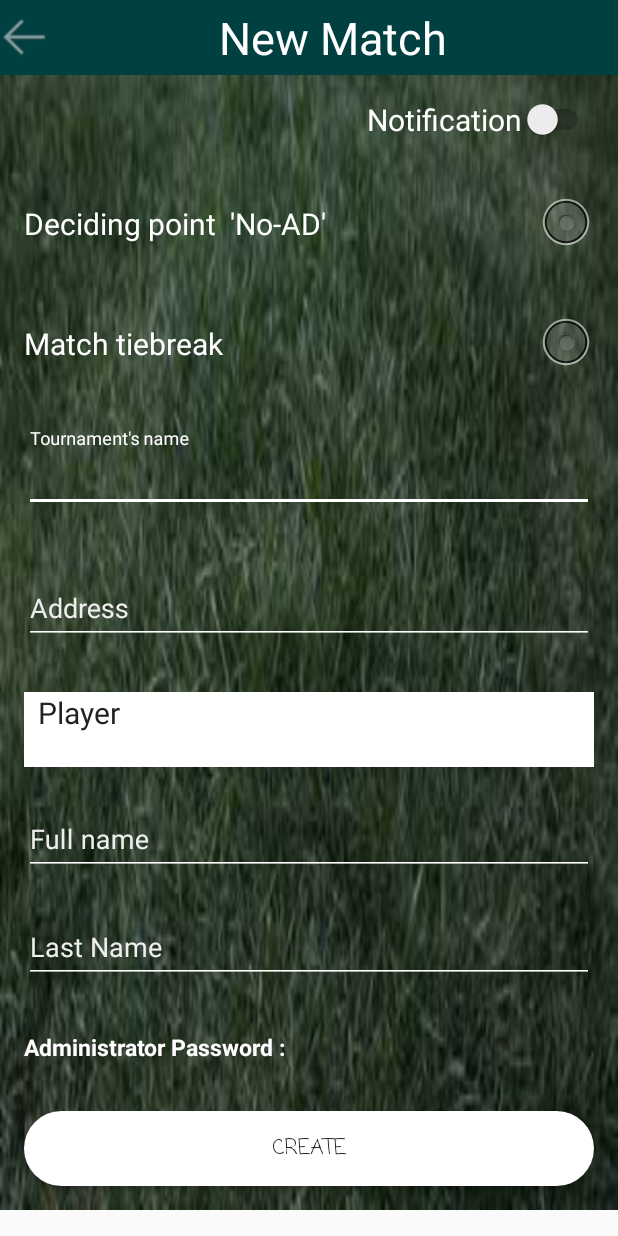
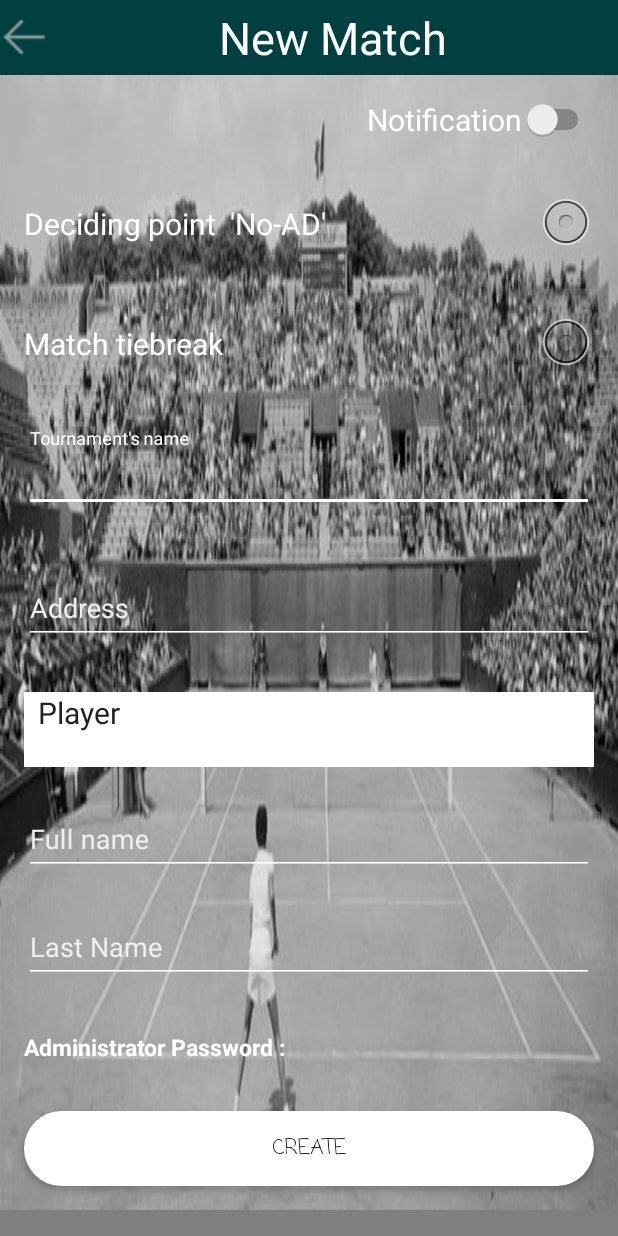
Before and after one commit to neha007/LTATLiveScore, an Android app: the LTATLogin screen opened directly, with no data from a screen before it, on a phone screen of 412 x 824 dp. Run offline under Robolectric (Android 15) with nearby library versions, the phone set to English and light mode, and no system bars.

Commit message:
working in create form

```diff
--- a/LTATTennisScore/app/src/main/java/tennisonline/ltat/com/ltattennisscore/ActivityContainer/Person.java
+++ b/LTATTennisScore/app/src/main/java/tennisonline/ltat/com/ltattennisscore/ActivityContainer/Person.java
@@ -10,4 +10,5 @@ public class Person implements Serializable {
 
 
 
+
 }
--- a/LTATTennisScore/app/src/main/res/layout/activity_ltatlogin.xml
+++ b/LTATTennisScore/app/src/main/res/layout/activity_ltatlogin.xml
@@ -2,10 +2,11 @@
 <ScrollView
     android:layout_width="match_parent"
     android:layout_height="match_parent"
+    android:background="@drawable/back_button"
     xmlns:android="http://schemas.android.com/apk/res/android">
 
     <LinearLayout
-        android:background="@drawable/background_frm"
+        android:background="@drawable/bakcreate"
         android:layout_width="match_parent"
         android:layout_height="match_parent"
         android:orientation="vertical" >
@@ -34,8 +35,6 @@
             android:gravity="right"
             android:textColor="#fff"
             />
-
-
         <CheckBox
             android:id="@+id/first_check"
             android:layout_width="fill_parent"
```
Also changed, not shown: LTATTennisScore/app/src/main/res/drawable/bakcreate.jpg (added).
